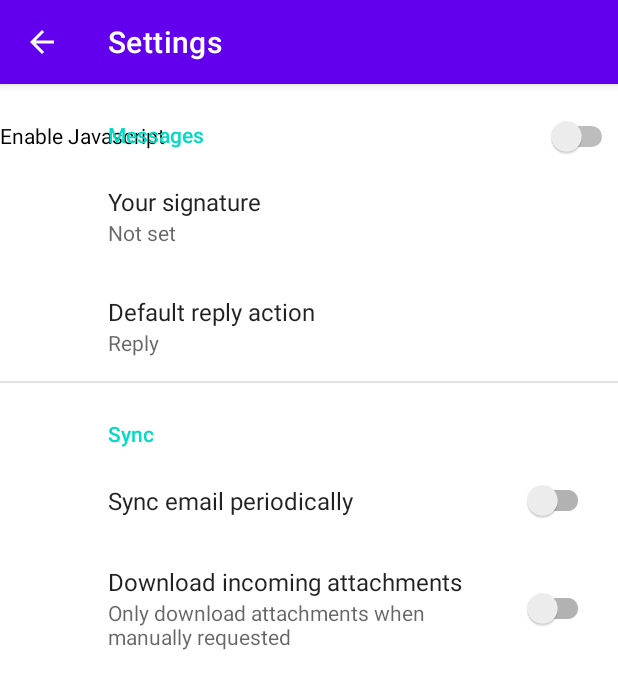
After one commit to satviksinha12/WEBROWSE, an Android app: the Settings screen opened directly, with no data from a screen before it, on a phone screen of 412 x 824 dp. The commit adds this screen. Shown: the top 689 px of the screen. Run offline under Robolectric (Android 15) with nearby library versions, the phone set to English and light mode, and no system bars; our stand-ins replace androidx.preference.

Commit message:
Added settings layout file

```diff
--- a/app/build.gradle
+++ b/app/build.gradle
@@ -35,6 +35,7 @@ dependencies {
     implementation 'com.google.android.material:material:1.7.0'
     implementation 'androidx.constraintlayout:constraintlayout:2.1.4'
     implementation 'com.google.firebase:firebase-analytics:21.2.0'
+    implementation 'androidx.preference:preference:1.2.0'
     testImplementation 'junit:junit:4.13.2'
     androidTestImplementation 'androidx.test.ext:junit:1.1.4'
     androidTestImplementation 'androidx.test.espresso:espresso-core:3.5.0'
--- a/app/src/main/AndroidManifest.xml
+++ b/app/src/main/AndroidManifest.xml
@@ -3,7 +3,6 @@
     xmlns:tools="http://schemas.android.com/tools">
 
     <uses-permission android:name="android.permission.INTERNET" />
-
 
     <application
         android:allowBackup="true"
@@ -16,10 +15,13 @@
         android:theme="@style/Theme.WEBROWSE"
         tools:targetApi="31">
         <activity
+            android:name=".Settings"
+            android:exported="false"
+            android:label="@string/title_activity_settings" />
+        <activity
             android:name=".MainActivity"
             android:exported="true"
             android:theme="@style/Theme.AppCompat.Light.NoActionBar">
-
             <intent-filter>
                 <action android:name="android.intent.action.MAIN" />
 
--- /dev/null
+++ b/app/src/main/java/com/satvik/webrowse/Settings.java
@@ -0,0 +1,33 @@
+package com.satvik.webrowse;
+
+import android.os.Bundle;
+
+import androidx.appcompat.app.ActionBar;
+import androidx.appcompat.app.AppCompatActivity;
+import androidx.preference.PreferenceFragmentCompat;
+
+public class Settings extends AppCompatActivity {
+
+    @Override
+    protected void onCreate(Bundle savedInstanceState) {
+        super.onCreate(savedInstanceState);
+        setContentView(R.layout.settings_activity);
+        if (savedInstanceState == null) {
+            getSupportFragmentManager()
+                    .beginTransaction()
+                    .replace(R.id.settings, new SettingsFragment())
+                    .commit();
+        }
+        ActionBar actionBar = getSupportActionBar();
+        if (actionBar != null) {
+            actionBar.setDisplayHomeAsUpEnabled(true);
+        }
+    }
+
+    public static class SettingsFragment extends PreferenceFragmentCompat {
+        @Override
+        public void onCreatePreferences(Bundle savedInstanceState, String rootKey) {
+            setPreferencesFromResource(R.xml.root_preferences, rootKey);
+        }
+    }
+}
--- /dev/null
+++ b/app/src/main/res/layout/settings_activity.xml
@@ -0,0 +1,27 @@
+<LinearLayout xmlns:android="http://schemas.android.com/apk/res/android"
+    android:layout_width="match_parent"
+    android:layout_height="match_parent">
+
+    <FrameLayout
+        android:id="@+id/settings"
+        android:layout_width="match_parent"
+        android:layout_height="match_parent" >
+
+        <ScrollView
+            android:layout_width="match_parent"
+            android:layout_height="match_parent">
+
+            <LinearLayout
+                android:layout_width="match_parent"
+                android:layout_height="wrap_content"
+                android:orientation="vertical" >
+
+                <Switch
+                    android:id="@+id/switch1"
+                    android:layout_width="match_parent"
+                    android:layout_height="69dp"
+                    android:text="Enable Javascript" />
+            </LinearLayout>
+        </ScrollView>
+    </FrameLayout>
+</LinearLayout>
--- /dev/null
+++ b/app/src/main/res/values/arrays.xml
@@ -0,0 +1,12 @@
+<resources>
+    <!-- Reply Preference -->
+    <string-array name="reply_entries">
+        <item>Reply</item>
+        <item>Reply to all</item>
+    </string-array>
+
+    <string-array name="reply_values">
+        <item>reply</item>
+        <item>reply_all</item>
+    </string-array>
+</resources>
--- a/app/src/main/res/values/strings.xml
+++ b/app/src/main/res/values/strings.xml
@@ -2,4 +2,20 @@
     <string name="app_name">WEBROWSE</string>
     <string name="activity2tooldbarhead" />
     <string name="toolbar2head">Settings</string>
+    <string name="title_activity_settings">Settings</string>
+
+    <!-- Preference Titles -->
+    <string name="messages_header">Messages</string>
+    <string name="sync_header">Sync</string>
+
+    <!-- Messages Preferences -->
+    <string name="signature_title">Your signature</string>
+    <string name="reply_title">Default reply action</string>
+
+    <!-- Sync Preferences -->
+    <string name="sync_title">Sync email periodically</string>
+    <string name="attachment_title">Download incoming attachments</string>
+    <string name="attachment_summary_on">Automatically download attachments for incoming emails
+    </string>
+    <string name="attachment_summary_off">Only download attachments when manually requested</string>
 </resources>
--- /dev/null
+++ b/app/src/main/res/xml/root_preferences.xml
@@ -0,0 +1,35 @@
+<PreferenceScreen xmlns:app="http://schemas.android.com/apk/res-auto">
+
+    <PreferenceCategory app:title="@string/messages_header">
+
+        <EditTextPreference
+            app:key="signature"
+            app:title="@string/signature_title"
+            app:useSimpleSummaryProvider="true" />
+
+        <ListPreference
+            app:defaultValue="reply"
+            app:entries="@array/reply_entries"
+            app:entryValues="@array/reply_values"
+            app:key="reply"
+            app:title="@string/reply_title"
+            app:useSimpleSummaryProvider="true" />
+
+    </PreferenceCategory>
+
+    <PreferenceCategory app:title="@string/sync_header">
+
+        <SwitchPreferenceCompat
+            app:key="sync"
+            app:title="@string/sync_title" />
+
+        <SwitchPreferenceCompat
+            app:dependency="sync"
+            app:key="attachment"
+            app:summaryOff="@string/attachment_summary_off"
+            app:summaryOn="@string/attachment_summary_on"
+            app:title="@string/attachment_title" />
+
+    </PreferenceCategory>
+
+</PreferenceScreen>
```
